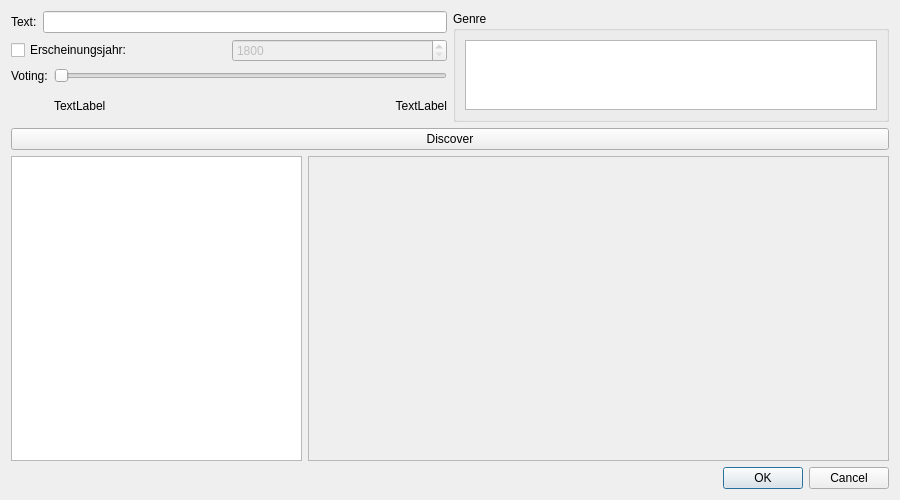
Above: cdiscover.ui from birkeh/qtMultimediaDB before the change. Below: the same form after it.
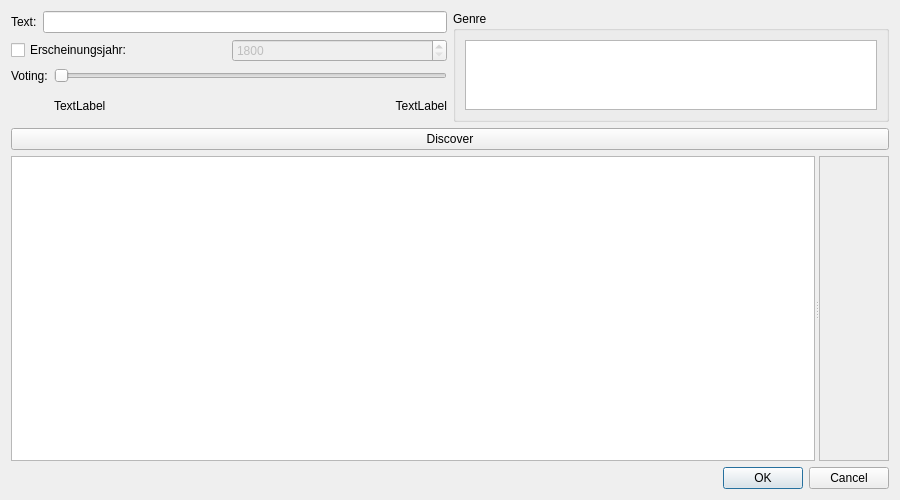
That is the form after the change. Custom widgets are drawn as their Qt base class.

```diff
--- a/cdiscover.ui
+++ b/cdiscover.ui
@@ -131,8 +131,10 @@
       </layout>
      </item>
      <item>
-      <layout class="QHBoxLayout" name="horizontalLayout_4" stretch="1,2">
-       <item>
+      <widget class="QSplitter" name="splitter">
+       <property name="orientation">
+        <enum>Qt::Horizontal</enum>
+       </property>
         <widget class="QTreeView" name="m_lpSeries">
          <property name="editTriggers">
           <set>QAbstractItemView::NoEditTriggers</set>
@@ -141,8 +143,6 @@
           <bool>true</bool>
          </property>
         </widget>
-       </item>
-       <item>
         <widget class="QScrollArea" name="m_lpMovieDetailsScroller">
          <property name="widgetResizable">
           <bool>true</bool>
@@ -152,8 +152,8 @@
            <rect>
             <x>0</x>
             <y>0</y>
-            <width>579</width>
-            <height>302</height>
+           <width>90</width>
+           <height>304</height>
            </rect>
           </property>
           <layout class="QGridLayout" name="gridLayout_4">
@@ -163,8 +163,7 @@
           </layout>
          </widget>
         </widget>
-       </item>
-      </layout>
+      </widget>
      </item>
     </layout>
    </item>
```
Left out of the diff: 6 changed lines with no effect on the pictures. Lines whose indentation alone changed are shown as unchanged.
